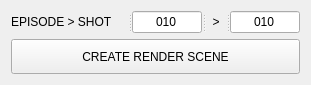
Old version of the form MOTHER/ui/ui/createScene_Main.ui in the repository kiryha/Houdini.
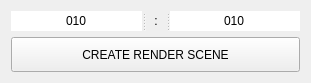
New version of the form.

```diff
--- a/MOTHER/ui/ui/createScene_Main.ui
+++ b/MOTHER/ui/ui/createScene_Main.ui
@@ -19,21 +19,19 @@
      <property name="orientation">
       <enum>Qt::Horizontal</enum>
      </property>
-     <widget class="QLabel" name="lab_episode">
-      <property name="text">
-       <string>EPISODE &gt; SHOT</string>
-      </property>
-     </widget>
      <widget class="QLineEdit" name="lin_episode">
       <property name="maximumSize">
        <size>
-        <width>70</width>
-        <height>16777215</height>
+        <width>1000</width>
+        <height>20</height>
        </size>
       </property>
       <property name="text">
        <string>010</string>
       </property>
+      <property name="frame">
+       <bool>false</bool>
+      </property>
       <property name="alignment">
        <set>Qt::AlignCenter</set>
       </property>
@@ -52,7 +50,7 @@
        </size>
       </property>
       <property name="text">
-       <string>&gt;</string>
+       <string>:</string>
       </property>
       <property name="alignment">
        <set>Qt::AlignCenter</set>
@@ -61,13 +59,16 @@
      <widget class="QLineEdit" name="lin_shot">
       <property name="maximumSize">
        <size>
-        <width>70</width>
-        <height>16777215</height>
+        <width>1000</width>
+        <height>20</height>
        </size>
       </property>
       <property name="text">
        <string>010</string>
       </property>
+      <property name="frame">
+       <bool>false</bool>
+      </property>
       <property name="alignment">
        <set>Qt::AlignCenter</set>
       </property>
```
Left out of the diff: 2 changed lines with no effect on the pictures.
